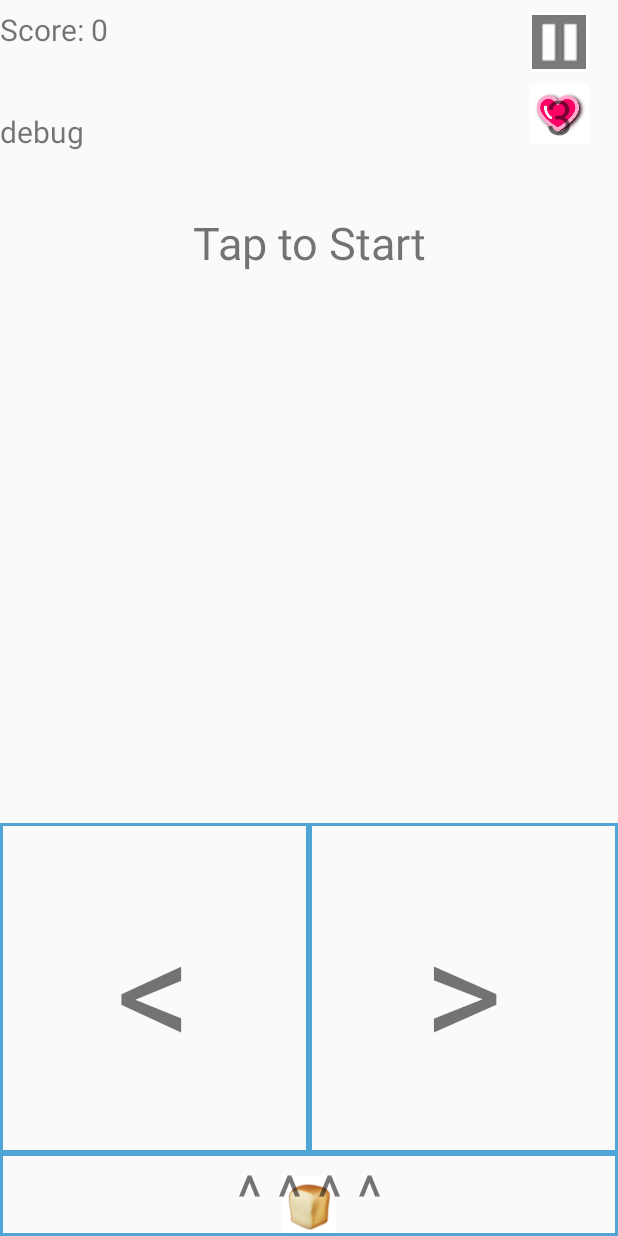
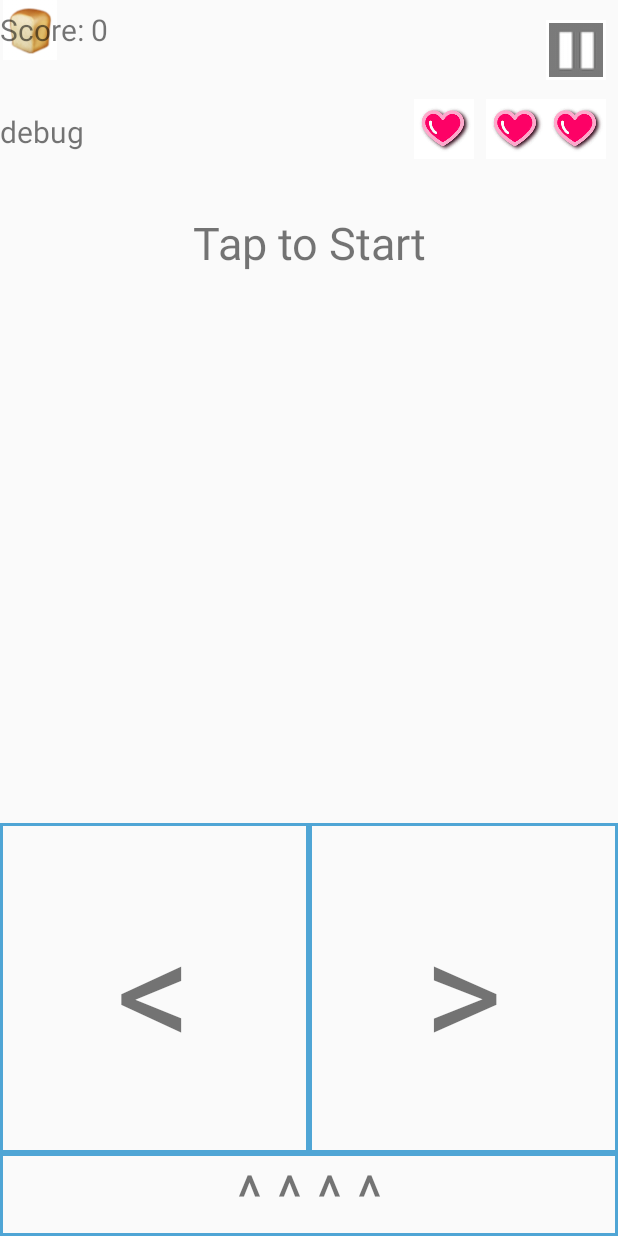
Before and after one commit to thehanriver/Lets-Get-This-Bread, an Android app: the MainActivity screen opened directly, with no data from a screen before it, on a phone screen of 412 x 824 dp. Run offline under Robolectric (Android 15) with nearby library versions, the phone set to English and light mode, and no system bars; 2 statements that could not run were skipped.

Commit message:
Updated Layout

```diff
--- a/app/src/main/res/layout/activity_main.xml
+++ b/app/src/main/res/layout/activity_main.xml
@@ -7,7 +7,26 @@
     android:layout_height="match_parent"
     tools:context=".MainActivity">
 
-    <!--TODO: make the interface compatible for screens when device is rotated -->
+    <android.support.constraint.Guideline
+        android:id="@+id/center"
+        android:layout_width="wrap_content"
+        android:layout_height="wrap_content"
+        android:orientation="vertical"
+        app:layout_constraintGuide_percent="0.5" />
+
+    <android.support.constraint.Guideline
+        android:id="@+id/guideline3"
+        android:layout_width="wrap_content"
+        android:layout_height="wrap_content"
+        android:orientation="horizontal"
+        app:layout_constraintGuide_percent="0.08" />
+
+    <android.support.constraint.Guideline
+        android:id="@+id/guideline2"
+        android:layout_width="wrap_content"
+        android:layout_height="wrap_content"
+        android:orientation="horizontal"
+        app:layout_constraintGuide_percent="0.08" />
 
     <FrameLayout
         android:id="@+id/gameframe"
@@ -15,7 +34,7 @@
         android:layout_height="fill_parent"
         app:layout_constraintEnd_toEndOf="parent"
         app:layout_constraintStart_toStartOf="parent"
-        app:layout_constraintTop_toTopOf="@+id/guideline3"></FrameLayout>
+        app:layout_constraintTop_toTopOf="@+id/guideline3">
 
         <TextView
             android:id="@+id/start"
@@ -78,23 +97,7 @@
             app:layout_constraintTop_toTopOf="parent"
             app:layout_constraintVertical_bias="0.0" />
 
-    <TextView
-        android:id="@+id/countdown"
-        android:layout_width="wrap_content"
-        android:layout_height="wrap_content"
-        android:layout_marginStart="8dp"
-        android:layout_marginLeft="8dp"
-        android:layout_marginTop="124dp"
-        android:layout_marginEnd="8dp"
-        android:layout_marginRight="8dp"
-        android:gravity="center"
-        android:text="3"
-        android:textSize="90sp"
-        android:visibility="invisible"
-        app:layout_constraintEnd_toEndOf="parent"
-        app:layout_constraintHorizontal_bias="0.5"
-        app:layout_constraintStart_toStartOf="parent"
-        app:layout_constraintTop_toTopOf="parent" />
+    </FrameLayout>
 
     <TextView
         android:id="@+id/debug1"
@@ -105,49 +108,6 @@
         android:textSize="20sp"
         app:layout_constraintStart_toStartOf="parent"
         app:layout_constraintTop_toTopOf="@+id/guideline3" />
-
-
-    <ImageButton
-        android:id="@+id/pause"
-        style="@android:style/Widget.DeviceDefault.ImageButton"
-        android:layout_width="40dp"
-        android:layout_height="40dp"
-        android:layout_marginStart="12dp"
-        android:layout_marginLeft="12dp"
-        android:layout_marginTop="8dp"
-        android:layout_marginEnd="8dp"
-        android:layout_marginRight="8dp"
-        android:background="@color/white"
-        android:gravity="center"
-        android:onClick="pausePushed"
-        android:src="@drawable/pausebutton"
-        app:layout_constraintEnd_toEndOf="parent"
-        app:layout_constraintStart_toStartOf="@+id/guideline2"
-        app:layout_constraintTop_toTopOf="parent" />
-
-    <TextView
-        android:id="@+id/lives"
-        android:layout_width="40dp"
-        android:layout_height="40dp"
-        android:layout_marginStart="12dp"
-        android:layout_marginLeft="12dp"
-        android:layout_marginTop="8dp"
-        android:layout_marginEnd="8dp"
-        android:layout_marginRight="8dp"
-        android:background="@drawable/heart"
-        android:gravity="center"
-        android:text="0"
-        android:textSize="32sp"
-        app:layout_constraintEnd_toEndOf="parent"
-        app:layout_constraintStart_toStartOf="@+id/guideline2"
-        app:layout_constraintTop_toBottomOf="@+id/pause" />
-
-    <android.support.constraint.Guideline
-        android:id="@+id/center"
-        android:layout_width="wrap_content"
-        android:layout_height="wrap_content"
-        android:orientation="vertical"
-        app:layout_constraintGuide_percent="0.5" />
 
     <TextView
         android:id="@+id/jump"
@@ -160,20 +120,6 @@
         app:layout_constraintBottom_toBottomOf="parent"
         app:layout_constraintEnd_toEndOf="parent"
         app:layout_constraintStart_toStartOf="parent"/>
-
-    <android.support.constraint.Guideline
-        android:id="@+id/guideline2"
-        android:layout_width="wrap_content"
-        android:layout_height="wrap_content"
-        android:orientation="vertical"
-        app:layout_constraintGuide_percent="0.8" />
-
-    <android.support.constraint.Guideline
-        android:id="@+id/guideline3"
-        android:layout_width="wrap_content"
-        android:layout_height="wrap_content"
-        android:orientation="horizontal"
-        app:layout_constraintGuide_percent="0.08" />
 
     <LinearLayout
         android:id="@+id/linearLayout2"
@@ -204,4 +150,92 @@
 
     </LinearLayout>
 
+
+
+    <!-- TODO: add android:onClick="menuPushed" to menu -->
+    <ImageButton
+        android:id="@+id/menu"
+        style="@android:style/Widget.DeviceDefault.ImageButton"
+        android:layout_width="250dp"
+        android:layout_height="200dp"
+        android:layout_marginStart="8dp"
+        android:layout_marginLeft="8dp"
+        android:layout_marginTop="28dp"
+        android:layout_marginEnd="8dp"
+        android:layout_marginRight="8dp"
+        android:background="@color/white"
+        android:gravity="center"
+        android:src="@drawable/pigeon"
+        android:visibility="invisible"
+        app:layout_constraintEnd_toEndOf="parent"
+        app:layout_constraintHorizontal_bias="0.5"
+        app:layout_constraintStart_toStartOf="parent"
+        app:layout_constraintTop_toBottomOf="@+id/countdown" />
+
+    <TextView
+        android:id="@+id/countdown"
+        android:visibility="invisible"
+        android:layout_width="wrap_content"
+        android:layout_height="wrap_content"
+        android:layout_centerHorizontal="true"
+        android:layout_marginStart="8dp"
+        android:layout_marginLeft="8dp"
+        android:layout_marginTop="108dp"
+        android:layout_marginEnd="8dp"
+        android:layout_marginRight="8dp"
+        android:gravity="center"
+        android:text="3"
+        android:textSize="90sp"
+        app:layout_constraintEnd_toEndOf="parent"
+        app:layout_constraintStart_toStartOf="parent"
+        app:layout_constraintTop_toTopOf="parent" />
+
+
+    <ImageButton
+        android:id="@+id/pause"
+        style="@android:style/Widget.DeviceDefault.ImageButton"
+        android:layout_width="40dp"
+        android:layout_height="40dp"
+        android:layout_marginTop="8dp"
+        android:layout_marginEnd="8dp"
+        android:layout_marginRight="8dp"
+        android:layout_marginBottom="8dp"
+        android:background="@color/white"
+        android:gravity="center"
+        android:onClick="pausePushed"
+        android:src="@drawable/pausebutton"
+        app:layout_constraintBottom_toTopOf="@+id/guideline2"
+        app:layout_constraintEnd_toEndOf="parent"
+        app:layout_constraintTop_toTopOf="parent" />
+
+    <!--TODO: change id to android:id="@+id/life1" "...life2" ...-->
+    <ImageView
+        android:id="@+id/imageView"
+        android:layout_width="40dp"
+        android:layout_height="40dp"
+        android:layout_marginEnd="8dp"
+        android:layout_marginRight="8dp"
+        android:background="@drawable/heart"
+        app:layout_constraintEnd_toStartOf="@+id/imageView2"
+        app:layout_constraintTop_toTopOf="@+id/guideline2" />
+
+    <ImageView
+        android:id="@+id/imageView2"
+        android:layout_width="40dp"
+        android:layout_height="40dp"
+        android:background="@drawable/heart"
+        app:layout_constraintEnd_toStartOf="@+id/lives"
+        app:layout_constraintTop_toTopOf="@+id/guideline2" />
+
+    <ImageView
+        android:id="@+id/lives"
+        android:layout_width="40dp"
+        android:layout_height="40dp"
+        android:layout_marginEnd="8dp"
+        android:layout_marginRight="8dp"
+        android:background="@drawable/heart"
+        app:layout_constraintEnd_toEndOf="parent"
+        app:layout_constraintTop_toTopOf="@+id/guideline2" />
+
+
 </android.support.constraint.ConstraintLayout>
```
Lines whose indentation alone changed are shown as unchanged.
